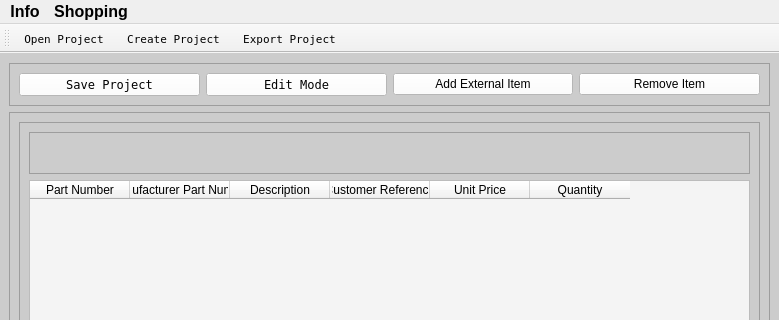
Above: Program_Files/UI_Files/project_window.ui from Thomas1B/Electronics-Inventory-Program before the change; both pictures show x 0 to 779 and y 0 to 320 of the 779 by 617 pixel window. Below: the same form after it.
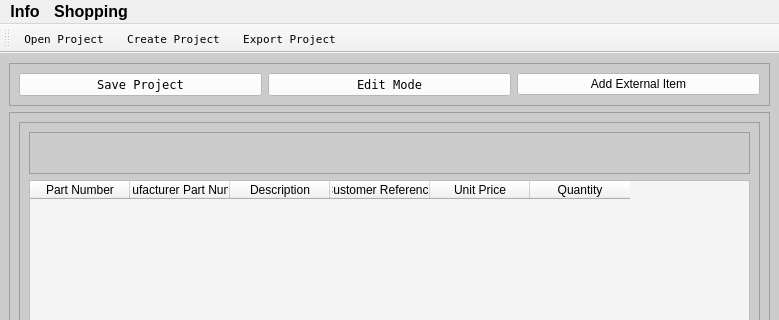
That is the form after the change. Icons and pictures are not drawn.

Diff of the .ui file:
```diff
--- a/Program_Files/UI_Files/project_window.ui
+++ b/Program_Files/UI_Files/project_window.ui
@@ -80,24 +80,6 @@
          </property>
         </widget>
        </item>
-       <item row="1" column="3">
-        <widget class="QPushButton" name="btn_remove_item">
-         <property name="cursor">
-          <cursorShape>PointingHandCursor</cursorShape>
-         </property>
-         <property name="styleSheet">
-          <string notr="true">font: 8pt &quot;Terminal&quot;;
-background-color: rgb(255, 255, 255);</string>
-         </property>
-         <property name="text">
-          <string>Remove Item</string>
-         </property>
-         <property name="icon">
-          <iconset>
-           <normaloff>../Icons/minus.png</normaloff>../Icons/minus.png</iconset>
-         </property>
-        </widget>
-       </item>
        <item row="1" column="0">
         <widget class="QPushButton" name="btn_save_project">
          <property name="font">
```
